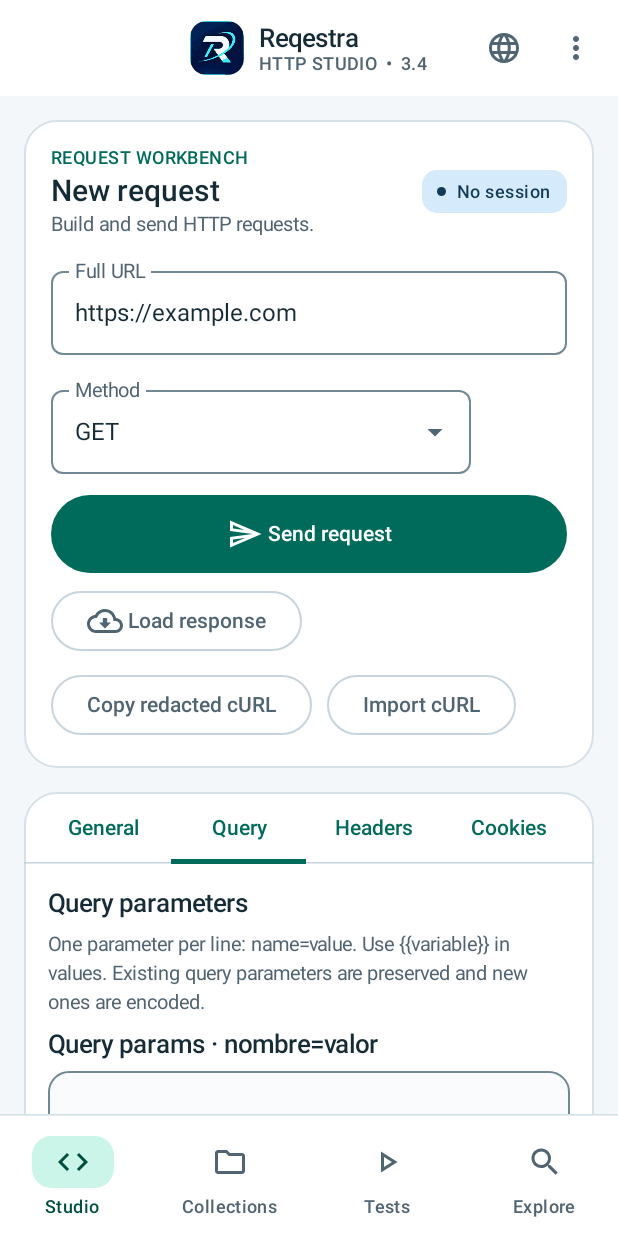
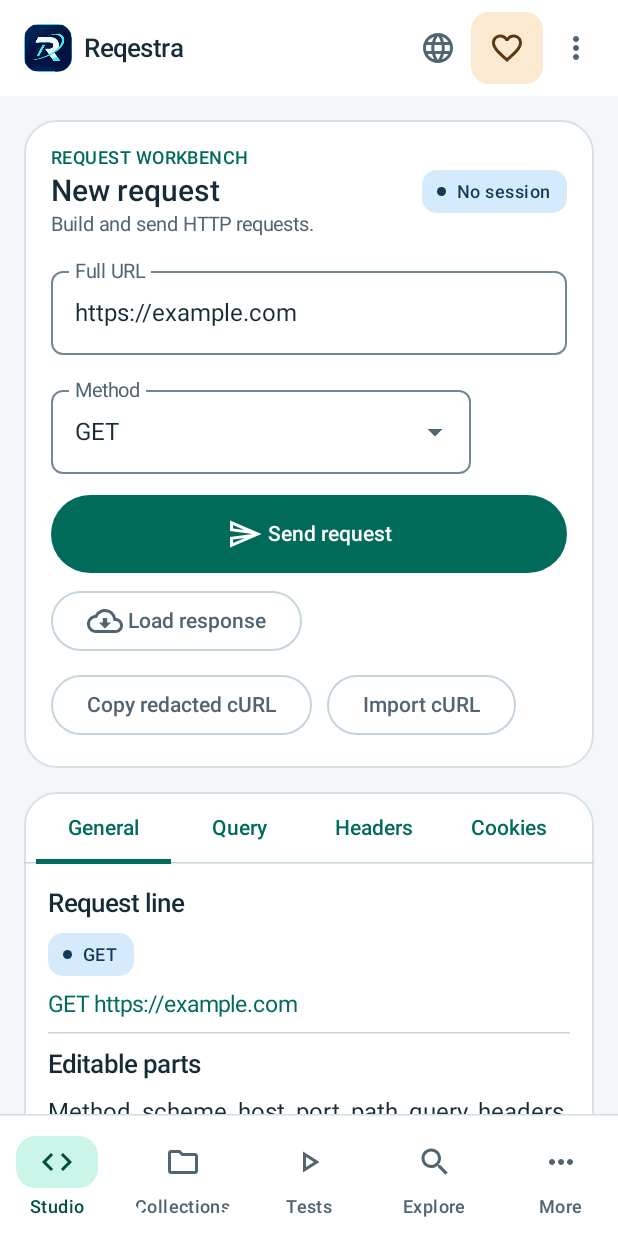
Before and after one commit to IsdarlinM/ReqestraMobileHTTP, an Android app built with Jetpack Compose: the screen it shows after launch (MainActivity), after a tap on "Studio", on a phone screen of 412 x 824 dp. Run offline under Robolectric (Android 15) with nearby library versions, the phone set to English and light mode, and no system bars; pictures from the network do not load; 2 other taps on this screen came first.

Commit message:
feat(ui): prominent donation entry and redesigned Android main navigation

```diff
--- a/app/src/main/java/com/imr/reqestra/presentation/ReqestraApp.kt
+++ b/app/src/main/java/com/imr/reqestra/presentation/ReqestraApp.kt
@@ -14,6 +14,9 @@ import androidx.compose.foundation.background
 import androidx.compose.foundation.Image
 
 import androidx.compose.foundation.layout.Arrangement
+import androidx.compose.foundation.layout.PaddingValues
+import androidx.compose.foundation.layout.Spacer
+import androidx.compose.foundation.layout.width
 import androidx.compose.foundation.layout.Row
 import androidx.compose.foundation.layout.RowScope
 import androidx.compose.foundation.layout.fillMaxWidth
@@ -27,14 +30,16 @@ import androidx.compose.foundation.layout.safeDrawing
 import androidx.compose.material.icons.Icons
 import androidx.compose.material.icons.outlined.Code
 import androidx.compose.material.icons.outlined.Folder
-import androidx.compose.material.icons.outlined.History
 import androidx.compose.material.icons.outlined.Search
 import androidx.compose.material.icons.outlined.MoreVert
 import androidx.compose.material.icons.outlined.Language
+import androidx.compose.material.icons.outlined.FavoriteBorder
+import androidx.compose.material.icons.outlined.MoreHoriz
 import androidx.compose.material.icons.outlined.PlayArrow
 import androidx.compose.material3.ButtonDefaults
 import androidx.compose.material3.TextButton
-import androidx.compose.material3.CenterAlignedTopAppBar
+import androidx.compose.material3.FilledTonalButton
+import androidx.compose.material3.TopAppBar
 import androidx.compose.material3.DropdownMenu
 import androidx.compose.material3.DropdownMenuItem
 import androidx.compose.material3.ExperimentalMaterial3Api
@@ -52,8 +57,12 @@ import androidx.compose.runtime.mutableStateOf
 import androidx.compose.runtime.saveable.rememberSaveable
 import androidx.compose.runtime.remember
 import androidx.compose.runtime.setValue
+import androidx.compose.ui.platform.LocalConfiguration
 import androidx.compose.ui.platform.LocalContext
 import androidx.compose.ui.res.painterResource
+import androidx.compose.ui.semantics.semantics
+import androidx.compose.ui.semantics.selected
+import androidx.compose.ui.text.style.TextOverflow
 import androidx.compose.ui.Alignment
 import androidx.compose.ui.unit.dp
 import androidx.compose.ui.Modifier
@@ -76,6 +85,7 @@ fun ReqestraApp(viewModel: MainViewModel = viewModel()) {
     val state by viewModel.uiState.collectAsStateWithLifecycle()
     var openMenu by remember { mutableStateOf(false) }
     var openLanguageMenu by remember { mutableStateOf(false) }
+    val compactLayout = LocalConfiguration.current.screenWidthDp < 420
     val context = LocalContext.current
     val preferences = remember(context) {
         context.getSharedPreferences("reqestra_ui", android.content.Context.MODE_PRIVATE)
@@ -95,31 +105,33 @@ fun ReqestraApp(viewModel: MainViewModel = viewModel()) {
         modifier = Modifier.fillMaxSize(),
         contentWindowInsets = WindowInsets.safeDrawing,
         topBar = {
-            CenterAlignedTopAppBar(
+            TopAppBar(
                 title = {
                     Row(
-                        horizontalArrangement = Arrangement.spacedBy(10.dp),
+                        horizontalArrangement = Arrangement.spacedBy(8.dp),
                         verticalAlignment = Alignment.CenterVertically,
                     ) {
                         Image(
                             painter = painterResource(id = R.drawable.reqestra_brand),
                             contentDescription = "Reqestra logo",
-                            modifier = Modifier.size(36.dp).clip(RoundedCornerShape(11.dp)),
+                            modifier = Modifier.size(32.dp).clip(RoundedCornerShape(10.dp)),
                         )
                         Column {
-                            Text(tr("Reqestra"), style = MaterialTheme.typography.titleMedium)
-                            Text(tr("HTTP STUDIO  •  3.4"), style = MaterialTheme.typography.labelSmall,
-                                color = MaterialTheme.colorScheme.onSurfaceVariant)
+                            Text("Reqestra", style = MaterialTheme.typography.titleMedium, maxLines = 1)
+                            if (!compactLayout) {
+                                Text(
+                                    "HTTP STUDIO  •  3.4",
+                                    style = MaterialTheme.typography.labelSmall,
+                                    color = MaterialTheme.colorScheme.onSurfaceVariant,
+                                )
+                            }
                         }
                     }
                 },
                 actions = {
                     Box {
                         IconButton(onClick = { openLanguageMenu = true }) {
-                            Icon(
-                                Icons.Outlined.Language,
-                                contentDescription = tr("Idioma"),
-                            )
+                            Icon(Icons.Outlined.Language, contentDescription = tr("Idioma"))
                         }
                         DropdownMenu(
                             expanded = openLanguageMenu,
@@ -137,28 +149,41 @@ fun ReqestraApp(viewModel: MainViewModel = viewModel()) {
                             }
                         }
                     }
-                    Box {
-                        IconButton(onClick = { openMenu = true }) {
-                            Icon(Icons.Outlined.MoreVert, contentDescription = tr("Más herramientas"))
+                    if (compactLayout) {
+                        IconButton(
+                            onClick = { viewModel.selectSection(AppSection.SUPPORT) },
+                            modifier = Modifier.size(44.dp).background(
+                                MaterialTheme.colorScheme.tertiaryContainer,
+                                RoundedCornerShape(12.dp),
+                            ),
+                        ) {
+                            Icon(
+                                Icons.Outlined.FavoriteBorder,
+                                contentDescription = tr("Donar"),
+                                tint = MaterialTheme.colorScheme.onTertiaryContainer,
+                            )
                         }
-                        DropdownMenu(expanded = openMenu, onDismissRequest = { openMenu = false }) {
-                            listOf(
-                                AppSection.HISTORY to tr("Historial de peticiones"),
-                                AppSection.RESPONSE to tr("Inspector completo"),
-                                AppSection.PREVIEW to tr("Vista previa"),
-                                AppSection.SESSION to tr("Sesiones"),
-                                AppSection.PLUGINS to tr("Extensiones"),
-                                AppSection.SUPPORT to tr("Apoyar proyecto · PayPal"),
-                            ).forEach { (section, label) ->
-                                DropdownMenuItem(text = { Text(label) }, onClick = {
-                                    openMenu = false
-                                    viewModel.selectSection(section)
-                                })
-                            }
+                    } else {
+                        FilledTonalButton(
+                            onClick = { viewModel.selectSection(AppSection.SUPPORT) },
+                            modifier = Modifier.heightIn(min = 44.dp),
+                            shape = RoundedCornerShape(12.dp),
+                            contentPadding = PaddingValues(horizontal = 12.dp, vertical = 6.dp),
+                            colors = ButtonDefaults.filledTonalButtonColors(
+                                containerColor = MaterialTheme.colorScheme.tertiaryContainer,
+                                contentColor = MaterialTheme.colorScheme.onTertiaryContainer,
+                            ),
+                        ) {
+                            Icon(Icons.Outlined.FavoriteBorder, contentDescription = null, modifier = Modifier.size(18.dp))
+                            Spacer(Modifier.width(5.dp))
+                            Text(tr("Donar"), style = MaterialTheme.typography.labelLarge, maxLines = 1)
                         }
                     }
+                    IconButton(onClick = { openMenu = true }) {
+                        Icon(Icons.Outlined.MoreVert, contentDescription = tr("Más herramientas"))
+                    }
                 },
-                colors = TopAppBarDefaults.centerAlignedTopAppBarColors(
+                colors = TopAppBarDefaults.topAppBarColors(
                     containerColor = MaterialTheme.colorScheme.surface,
                     titleContentColor = MaterialTheme.colorScheme.onSurface,
                 ),
@@ -187,6 +212,15 @@ fun ReqestraApp(viewModel: MainViewModel = viewModel()) {
                     { Icon(Icons.Outlined.Search, contentDescription = null) }) {
                     viewModel.selectSection(AppSection.DISCOVERY)
                 }
+                SectionItem(
+                    selected = state.selectedSection !in setOf(
+                        AppSection.REQUEST, AppSection.COLLECTIONS,
+                        AppSection.AUTOMATION, AppSection.DISCOVERY,
+                    ),
+                    label = tr("Más"),
+                    icon = { Icon(Icons.Outlined.MoreHoriz, contentDescription = null) },
+                    onClick = { openMenu = true },
+                )
                 }
             }
         },
@@ -294,6 +328,15 @@ fun ReqestraApp(viewModel: MainViewModel = viewModel()) {
             }
         }
     }
+    if (openMenu) {
+        MoreToolsSheet(
+            onDismiss = { openMenu = false },
+            onSelect = { section ->
+                openMenu = false
+                viewModel.selectSection(section)
+            },
+        )
+    }
     }
 }
 
@@ -301,11 +344,12 @@ fun ReqestraApp(viewModel: MainViewModel = viewModel()) {
 private fun RowScope.SectionItem(selected: Boolean, label: String, icon: @Composable () -> Unit, onClick: () -> Unit) {
     TextButton(
         onClick = onClick,
-        modifier = Modifier.weight(1f).heightIn(min = 58.dp),
+        modifier = Modifier.weight(1f).heightIn(min = 64.dp).semantics { this.selected = selected },
         colors = ButtonDefaults.textButtonColors(
             contentColor = if (selected) MaterialTheme.colorScheme.onPrimaryContainer
                 else MaterialTheme.colorScheme.onSurfaceVariant,
         ),
+        contentPadding = PaddingValues(horizontal = 1.dp, vertical = 5.dp),
     ) {
         Column(
             modifier = Modifier.fillMaxWidth(),
@@ -321,7 +365,7 @@ private fun RowScope.SectionItem(selected: Boolean, label: String, icon: @Compos
             ) {
                 icon()
             }
-            Text(label, style = MaterialTheme.typography.labelSmall, maxLines = 1)
+            Text(label, style = MaterialTheme.typography.labelSmall, maxLines = 1, overflow = TextOverflow.Ellipsis)
         }
     }
 }
--- a/app/src/main/java/com/imr/reqestra/presentation/i18n/ReqestraLanguages.kt
+++ b/app/src/main/java/com/imr/reqestra/presentation/i18n/ReqestraLanguages.kt
@@ -23,6 +23,15 @@ object ReqestraLanguages {
 
     // Record: [English fallback, Russian, Mandarin Chinese, Portuguese, French].
     private val catalog: Map<String, Array<String>> = mapOf(
+
+        "Donar" to arrayOf("Donate", "Поддержать", "捐赠", "Doar", "Faire un don"),
+        "Acceso rápido a herramientas y resultados." to arrayOf(
+            "Quick access to tools and results.",
+            "Быстрый доступ к инструментам и результатам.",
+            "快速访问工具与结果。",
+            "Acesso rápido a ferramentas e resultados.",
+            "Accès rapide aux outils et aux résultats.",
+        ),
         "DIAGNÓSTICO" to arrayOf("DIAGNOSTICS", "ДИАГНОСТИКА", "诊断", "DIAGNÓSTICO", "DIAGNOSTIC"),
         "PREVISUALIZACIÓN" to arrayOf("PREVIEW", "ПРЕДПРОСМОТР", "预览", "PRÉ-VISUALIZAÇÃO", "APERÇU"),
         "ECOSISTEMA" to arrayOf("ECOSYSTEM", "ЭКОСИСТЕМА", "生态系统", "ECOSSISTEMA", "ÉCOSYSTÈME"),
```
Also changed, not shown: app/src/main/java/com/imr/reqestra/presentation/MoreToolsSheet.kt (added, +109 -0 lines), 7 other files.
